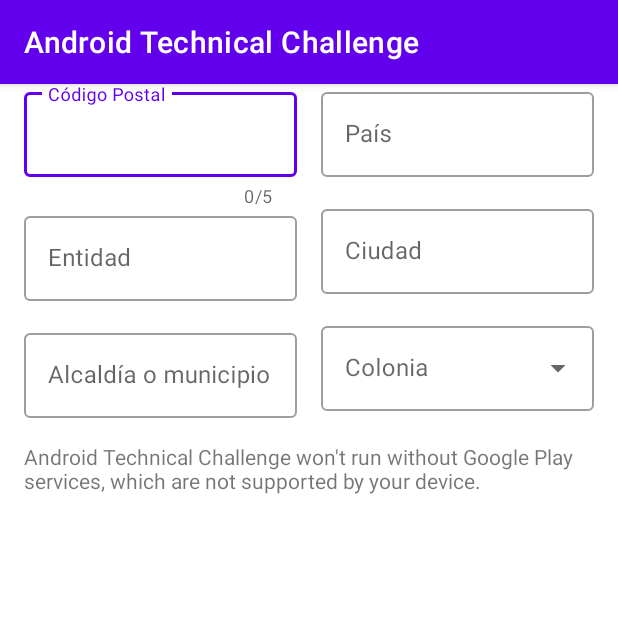
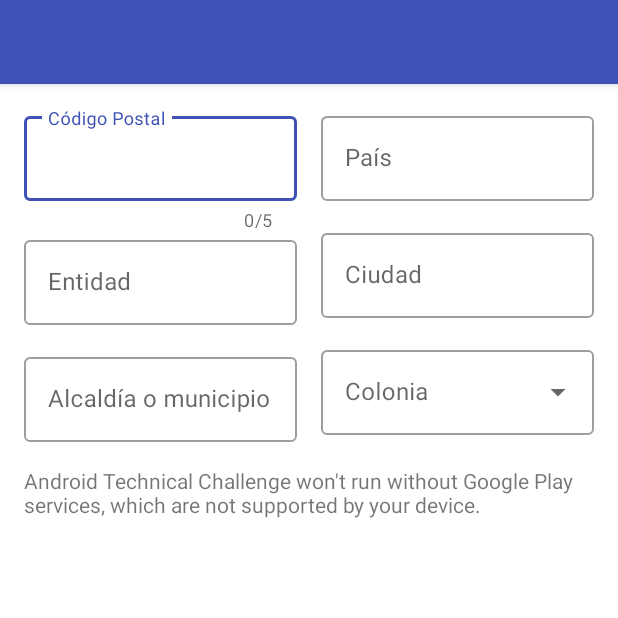
Before and after one commit to 99minutos/android-challenge, an Android app: the screen it shows after launch (MainActivity), on a phone screen of 412 x 824 dp, the top half of it. Run offline under Robolectric (Android 15) with nearby library versions, the phone set to English and light mode, and no system bars; our stand-ins replace data binding.

Commit message:
feat: UI looks closer to the challenge design

```diff
--- a/app/src/main/java/me/andreandyp/androidtechnicalchallenge/MainActivity.kt
+++ b/app/src/main/java/me/andreandyp/androidtechnicalchallenge/MainActivity.kt
@@ -7,5 +7,6 @@ class MainActivity : AppCompatActivity() {
     override fun onCreate(savedInstanceState: Bundle?) {
         super.onCreate(savedInstanceState)
         setContentView(R.layout.activity_main)
+        supportActionBar?.title = ""
     }
 }
--- a/app/src/main/res/layout/loading_polygon_dialog.xml
+++ b/app/src/main/res/layout/loading_polygon_dialog.xml
@@ -3,7 +3,7 @@
     android:layout_width="match_parent"
     android:layout_height="wrap_content"
     android:orientation="horizontal"
-    android:padding="16dp">
+    android:padding="@dimen/dialog_padding">
 
     <ProgressBar
         android:layout_width="wrap_content"
--- a/app/src/main/res/layout/loading_settlements_dialog.xml
+++ b/app/src/main/res/layout/loading_settlements_dialog.xml
@@ -3,7 +3,7 @@
     android:layout_width="match_parent"
     android:layout_height="wrap_content"
     android:orientation="horizontal"
-    android:padding="16dp">
+    android:padding="@dimen/dialog_padding">
 
     <ProgressBar
         android:layout_width="wrap_content"
--- a/app/src/main/res/layout/location_fragment.xml
+++ b/app/src/main/res/layout/location_fragment.xml
@@ -1,13 +1,16 @@
 <?xml version="1.0" encoding="utf-8"?>
-<layout>
+<layout xmlns:android="http://schemas.android.com/apk/res/android"
+    xmlns:app="http://schemas.android.com/apk/res-auto"
+    xmlns:tools="http://schemas.android.com/tools">
+
     <data>
+
         <variable
             name="vm"
             type="me.andreandyp.androidtechnicalchallenge.LocationViewModel" />
     </data>
-    <androidx.constraintlayout.widget.ConstraintLayout xmlns:android="http://schemas.android.com/apk/res/android"
-        xmlns:app="http://schemas.android.com/apk/res-auto"
-        xmlns:tools="http://schemas.android.com/tools"
+
+    <androidx.constraintlayout.widget.ConstraintLayout
         android:layout_width="match_parent"
         android:layout_height="match_parent"
         tools:context=".LocationFragment">
@@ -18,10 +21,12 @@
             android:layout_width="0dp"
             android:layout_height="wrap_content"
             android:layout_marginStart="@dimen/horizontal_margin"
+            android:layout_marginTop="@dimen/vertical_padding"
             android:layout_marginEnd="@dimen/center_margin"
             app:counterEnabled="true"
             app:counterMaxLength="5"
             app:layout_constraintEnd_toStartOf="@+id/et_country"
+            app:layout_constraintHorizontal_chainStyle="spread"
             app:layout_constraintStart_toStartOf="parent"
             app:layout_constraintTop_toTopOf="parent">
 
@@ -29,9 +34,9 @@
                 android:layout_width="match_parent"
                 android:layout_height="match_parent"
                 android:hint="@string/zip_code"
-                android:text="@={vm.zipCode}"
+                android:inputType="number"
                 android:maxLength="5"
-                android:inputType="number" />
+                android:text="@={vm.zipCode}" />
         </com.google.android.material.textfield.TextInputLayout>
 
         <com.google.android.material.textfield.TextInputLayout
@@ -40,6 +45,7 @@
             android:layout_width="0dp"
             android:layout_height="wrap_content"
             android:layout_marginStart="@dimen/center_margin"
+            android:layout_marginTop="@dimen/vertical_padding"
             android:layout_marginEnd="@dimen/horizontal_margin"
             app:layout_constraintEnd_toEndOf="parent"
             app:layout_constraintStart_toEndOf="@+id/et_zip_code"
@@ -69,8 +75,8 @@
                 android:layout_width="match_parent"
                 android:layout_height="match_parent"
                 android:hint="@string/state"
-                android:text="@{vm.settlements.federalEntity}"
-                android:inputType="textPersonName" />
+                android:inputType="textPersonName"
+                android:text="@{vm.settlements.federalEntity}" />
         </com.google.android.material.textfield.TextInputLayout>
 
         <com.google.android.material.textfield.TextInputLayout
@@ -79,7 +85,7 @@
             android:layout_width="0dp"
             android:layout_height="wrap_content"
             android:layout_marginStart="@dimen/center_margin"
-            android:layout_marginTop="16dp"
+            android:layout_marginTop="@dimen/vertical_padding"
             android:layout_marginEnd="@dimen/horizontal_margin"
             app:layout_constraintEnd_toEndOf="parent"
             app:layout_constraintStart_toEndOf="@+id/et_state"
@@ -89,8 +95,8 @@
                 android:layout_width="match_parent"
                 android:layout_height="match_parent"
                 android:hint="@string/city"
-                android:text="@{vm.settlements.locality}"
-                android:inputType="textPersonName" />
+                android:inputType="textPersonName"
+                android:text="@{vm.settlements.locality}" />
         </com.google.android.material.textfield.TextInputLayout>
 
         <com.google.android.material.textfield.TextInputLayout
@@ -99,7 +105,7 @@
             android:layout_width="0dp"
             android:layout_height="wrap_content"
             android:layout_marginStart="@dimen/horizontal_margin"
-            android:layout_marginTop="16dp"
+            android:layout_marginTop="@dimen/vertical_padding"
             android:layout_marginEnd="@dimen/center_margin"
             app:layout_constraintEnd_toStartOf="@+id/et_settlement"
             app:layout_constraintHorizontal_chainStyle="packed"
@@ -110,8 +116,8 @@
                 android:layout_width="match_parent"
                 android:layout_height="match_parent"
                 android:hint="@string/municipality"
-                android:text="@{vm.settlements.municipality}"
-                android:inputType="textPersonName" />
+                android:inputType="textPersonName"
+                android:text="@{vm.settlements.municipality}" />
         </com.google.android.material.textfield.TextInputLayout>
 
         <com.google.android.material.textfield.TextInputLayout
@@ -120,7 +126,7 @@
             android:layout_width="0dp"
             android:layout_height="wrap_content"
             android:layout_marginStart="@dimen/center_margin"
-            android:layout_marginTop="16dp"
+            android:layout_marginTop="@dimen/vertical_padding"
             android:layout_marginEnd="@dimen/horizontal_margin"
             app:layout_constraintEnd_toEndOf="parent"
             app:layout_constraintStart_toEndOf="@+id/et_municipality"
@@ -135,14 +141,14 @@
         </com.google.android.material.textfield.TextInputLayout>
 
         <fragment
+            android:id="@+id/map_polygon"
             android:name="com.google.android.gms.maps.SupportMapFragment"
-            android:id="@+id/map_polygon"
             android:layout_width="match_parent"
             android:layout_height="0dp"
             android:layout_marginStart="@dimen/horizontal_margin"
-            android:layout_marginTop="16dp"
+            android:layout_marginTop="@dimen/vertical_padding"
             android:layout_marginEnd="@dimen/horizontal_margin"
-            android:layout_marginBottom="16dp"
+            android:layout_marginBottom="@dimen/vertical_padding"
             app:layout_constraintBottom_toBottomOf="parent"
             app:layout_constraintEnd_toEndOf="parent"
             app:layout_constraintStart_toStartOf="parent"
--- a/app/src/main/res/layout/settlement_item.xml
+++ b/app/src/main/res/layout/settlement_item.xml
@@ -1,7 +1,8 @@
 <?xml version="1.0" encoding="utf-8"?>
 <TextView xmlns:android="http://schemas.android.com/apk/res/android"
+    xmlns:tools="http://schemas.android.com/tools"
     android:layout_width="match_parent"
     android:layout_height="wrap_content"
-    android:text="@string/settlement_example"
-    android:padding="8dp"
-    android:textAppearance="?attr/textAppearanceSubtitle1"/>
+    android:padding="@dimen/settlement_item_padding"
+    android:textAppearance="?attr/textAppearanceSubtitle1"
+    tools:text="@string/settlement_default" />
--- a/app/src/main/res/values-night/themes.xml
+++ b/app/src/main/res/values-night/themes.xml
@@ -2,13 +2,13 @@
     <!-- Base application theme. -->
     <style name="Theme.AndroidTechnicalChallenge" parent="Theme.MaterialComponents.DayNight.DarkActionBar">
         <!-- Primary brand color. -->
-        <item name="colorPrimary">@color/purple_200</item>
-        <item name="colorPrimaryVariant">@color/purple_700</item>
-        <item name="colorOnPrimary">@color/black</item>
+        <item name="colorPrimary">@color/primaryLightColor</item>
+        <item name="colorPrimaryVariant">@color/primaryDarkColor</item>
+        <item name="colorOnPrimary">@color/secondaryTextColor</item>
         <!-- Secondary brand color. -->
-        <item name="colorSecondary">@color/teal_200</item>
-        <item name="colorSecondaryVariant">@color/teal_200</item>
-        <item name="colorOnSecondary">@color/black</item>
+        <item name="colorSecondary">@color/secondaryLightColor</item>
+        <item name="colorSecondaryVariant">@color/secondaryLightColor</item>
+        <item name="colorOnSecondary">@color/secondaryTextColor</item>
         <!-- Status bar color. -->
         <item name="android:statusBarColor" tools:targetApi="l">?attr/colorPrimaryVariant</item>
         <!-- Customize your theme here. -->
--- a/app/src/main/res/values/colors.xml
+++ b/app/src/main/res/values/colors.xml
@@ -1,11 +1,12 @@
-<?xml version="1.0" encoding="utf-8"?>
+<!--?xml version="1.0" encoding="UTF-8"?-->
 <resources>
-    <color name="purple_200">#FFBB86FC</color>
-    <color name="purple_500">#FF6200EE</color>
-    <color name="purple_700">#FF3700B3</color>
-    <color name="teal_200">#FF03DAC5</color>
-    <color name="teal_700">#FF018786</color>
-    <color name="black">#FF000000</color>
+    <color name="primaryColor">#3f51b5</color>
+    <color name="primaryLightColor">#757de8</color>
+    <color name="primaryDarkColor">#002984</color>
+    <color name="secondaryColor">#4caf50</color>
+    <color name="secondaryLightColor">#80e27e</color>
+    <color name="secondaryDarkColor">#087f23</color>
+    <color name="primaryTextColor">#ffffff</color>
+    <color name="secondaryTextColor">#000000</color>
     <color name="black_light">#99000000</color>
-    <color name="white">#FFFFFFFF</color>
 </resources>
--- a/app/src/main/res/values/dimens.xml
+++ b/app/src/main/res/values/dimens.xml
@@ -2,4 +2,7 @@
 <resources>
     <dimen name="horizontal_margin">16dp</dimen>
     <dimen name="center_margin">8dp</dimen>
+    <dimen name="settlement_item_padding">16dp</dimen>
+    <dimen name="dialog_padding">16dp</dimen>
+    <dimen name="vertical_padding">16dp</dimen>
 </resources>
--- a/app/src/main/res/values/strings.xml
+++ b/app/src/main/res/values/strings.xml
@@ -7,7 +7,7 @@
     <string name="municipality">Alcaldía o municipio</string>
     <string name="settlement">Colonia</string>
     <string name="country_default">México</string>
-    <string name="settlement_example">Polanco</string>
     <string name="loading_polygons">Obteniendo área…</string>
     <string name="loading_settlements">Obteniendo datos del código postal…</string>
+    <string name="settlement_default">Selecciona…</string>
 </resources>
--- a/app/src/main/res/values/themes.xml
+++ b/app/src/main/res/values/themes.xml
@@ -2,13 +2,13 @@
     <!-- Base application theme. -->
     <style name="Theme.AndroidTechnicalChallenge" parent="Theme.MaterialComponents.DayNight.DarkActionBar">
         <!-- Primary brand color. -->
-        <item name="colorPrimary">@color/purple_500</item>
-        <item name="colorPrimaryVariant">@color/purple_700</item>
-        <item name="colorOnPrimary">@color/white</item>
+        <item name="colorPrimary">@color/primaryColor</item>
+        <item name="colorPrimaryVariant">@color/primaryDarkColor</item>
+        <item name="colorOnPrimary">@color/primaryTextColor</item>
         <!-- Secondary brand color. -->
-        <item name="colorSecondary">@color/teal_200</item>
-        <item name="colorSecondaryVariant">@color/teal_700</item>
-        <item name="colorOnSecondary">@color/black</item>
+        <item name="colorSecondary">@color/secondaryLightColor</item>
+        <item name="colorSecondaryVariant">@color/secondaryDarkColor</item>
+        <item name="colorOnSecondary">@color/secondaryTextColor</item>
         <!-- Status bar color. -->
         <item name="android:statusBarColor" tools:targetApi="l">?attr/colorPrimaryVariant</item>
         <!-- Customize your theme here. -->
```
